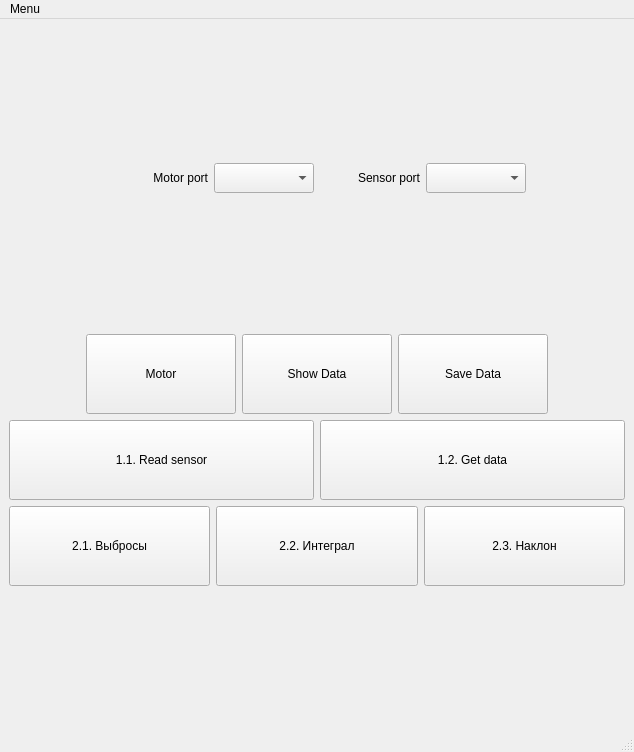
Old version of the form HelmUI.ui in the repository BuslaySt/Helmholz-Polymagnit.
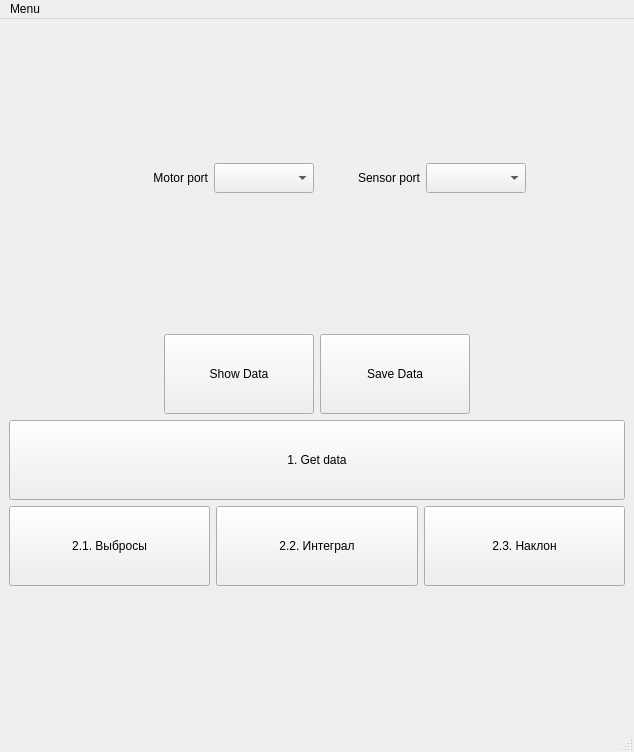
New version of the form.

```diff
--- a/HelmUI.ui
+++ b/HelmUI.ui
@@ -114,19 +114,6 @@
           </property>
          </spacer>
         </item>
-        <item>
-         <widget class="QPushButton" name="pBtn_Motor">
-          <property name="minimumSize">
-           <size>
-            <width>150</width>
-            <height>80</height>
-           </size>
-          </property>
-          <property name="text">
-           <string>Motor</string>
-          </property>
-         </widget>
-        </item>
         <item>
          <widget class="QPushButton" name="pBtn_Show">
           <property name="minimumSize">
@@ -170,19 +157,6 @@
       </item>
       <item>
        <layout class="QHBoxLayout" name="hLayout_2_2">
-        <item>
-         <widget class="QPushButton" name="pBtn_ReadSensor">
-          <property name="minimumSize">
-           <size>
-            <width>100</width>
-            <height>80</height>
-           </size>
-          </property>
-          <property name="text">
-           <string>1.1. Read sensor</string>
-          </property>
-         </widget>
-        </item>
         <item>
          <widget class="QPushButton" name="pBtn_GetData">
           <property name="minimumSize">
@@ -192,7 +166,7 @@
            </size>
           </property>
           <property name="text">
-           <string>1.2. Get data</string>
+           <string>1. Get data</string>
           </property>
          </widget>
         </item>
```
